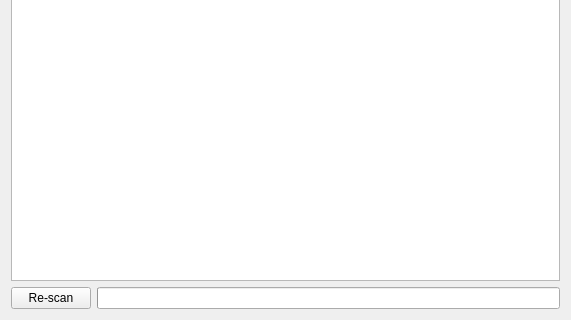
Qt form src/wizard/pages/discover.ui (KDE/bluedevil) before a commit; both pictures show x 0 to 571 and y 205 to 525 of the 571 by 525 pixel window.
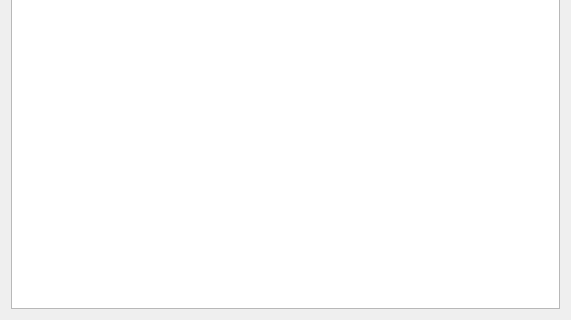
The same form after that commit. Custom widgets are drawn as their Qt base class.

Commit message: Scan always while in the discoverPage, this is one of a serie of changes which will fix the "Devices withotu name" bugs.

```diff
--- a/src/wizard/pages/discover.ui
+++ b/src/wizard/pages/discover.ui
@@ -27,40 +27,12 @@
       </widget>
      </item>
      <item>
-      <layout class="QHBoxLayout" name="horizontalLayout_2">
-       <item>
-        <widget class="KPushButton" name="scanBtn">
-         <property name="text">
-          <string>Re-scan</string>
-         </property>
-        </widget>
-       </item>
-       <item>
-        <widget class="QProgressBar" name="progressBar">
-         <property name="maximum">
-          <number>100</number>
-         </property>
-         <property name="value">
-          <number>0</number>
-         </property>
-         <property name="textVisible">
-          <bool>false</bool>
-         </property>
-        </widget>
-       </item>
-      </layout>
+      <layout class="QHBoxLayout" name="horizontalLayout_2"/>
      </item>
     </layout>
    </item>
   </layout>
  </widget>
- <customwidgets>
-  <customwidget>
-   <class>KPushButton</class>
-   <extends>QPushButton</extends>
-   <header>kpushbutton.h</header>
-  </customwidget>
- </customwidgets>
  <resources/>
  <connections/>
 </ui>
```
The commit also changes 2 other files.
